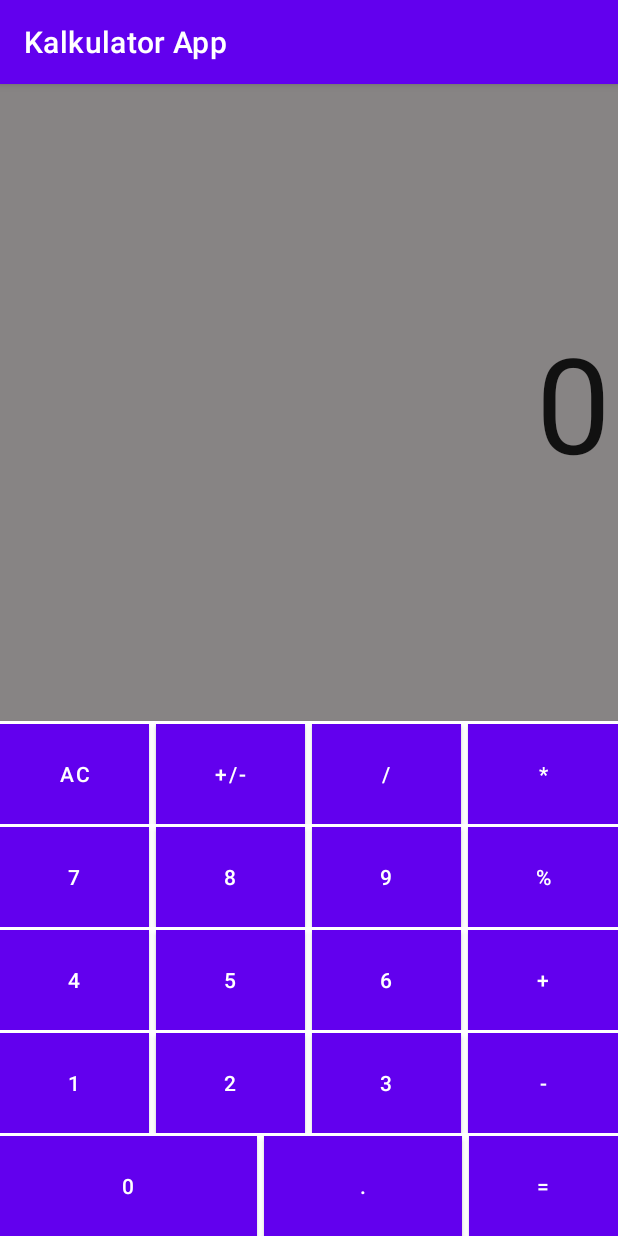
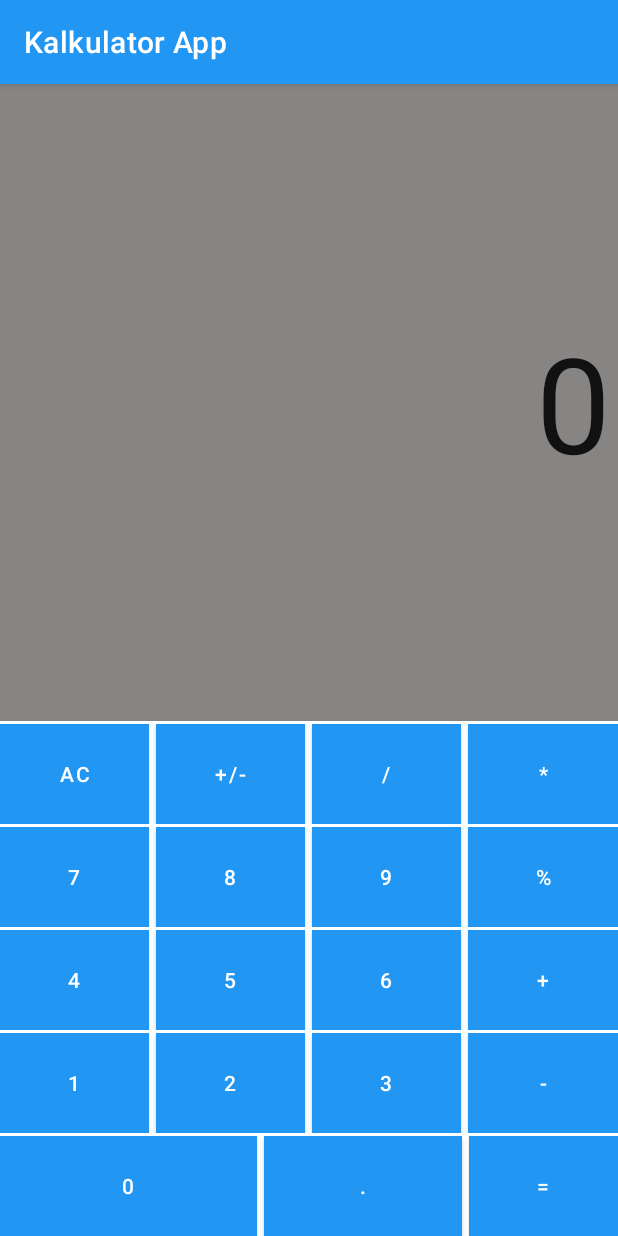
Before and after one commit to AdeYusufH12/KalkulatorApp, an Android app: the screen it shows after launch (MainActivity), on a phone screen of 412 x 824 dp. Run offline under Robolectric (Android 15) with nearby library versions, the phone set to English and light mode, and no system bars.

Commit message:
Perubahan Tema

```diff
--- a/app/src/main/res/values-night/themes.xml
+++ b/app/src/main/res/values-night/themes.xml
@@ -2,11 +2,11 @@
     <!-- Base application theme. -->
     <style name="Theme.KalkulatorApp" parent="Theme.MaterialComponents.DayNight.DarkActionBar">
         <!-- Primary brand color. -->
-        <item name="colorPrimary">@color/purple_200</item>
+        <item name="colorPrimary">@color/kuning</item>
         <item name="colorPrimaryVariant">@color/purple_700</item>
         <item name="colorOnPrimary">@color/black</item>
         <!-- Secondary brand color. -->
-        <item name="colorSecondary">@color/teal_200</item>
+        <item name="colorSecondary">@color/backrow</item>
         <item name="colorSecondaryVariant">@color/teal_200</item>
         <item name="colorOnSecondary">@color/black</item>
         <!-- Status bar color. -->
--- a/app/src/main/res/values/themes.xml
+++ b/app/src/main/res/values/themes.xml
@@ -2,11 +2,11 @@
     <!-- Base application theme. -->
     <style name="Theme.KalkulatorApp" parent="Theme.MaterialComponents.DayNight.DarkActionBar">
         <!-- Primary brand color. -->
-        <item name="colorPrimary">@color/purple_500</item>
+        <item name="colorPrimary">@color/bluback</item>
         <item name="colorPrimaryVariant">@color/purple_700</item>
         <item name="colorOnPrimary">@color/white</item>
         <!-- Secondary brand color. -->
-        <item name="colorSecondary">@color/teal_200</item>
+        <item name="colorSecondary">@color/backrow</item>
         <item name="colorSecondaryVariant">@color/teal_700</item>
         <item name="colorOnSecondary">@color/black</item>
         <!-- Status bar color. -->
```
